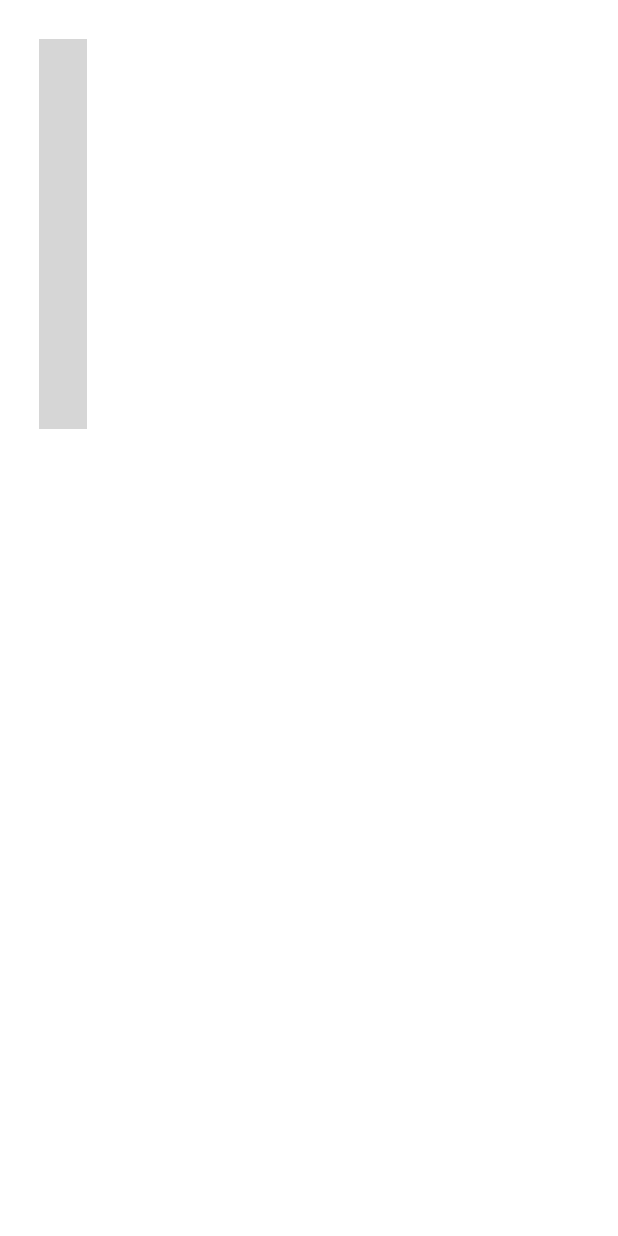
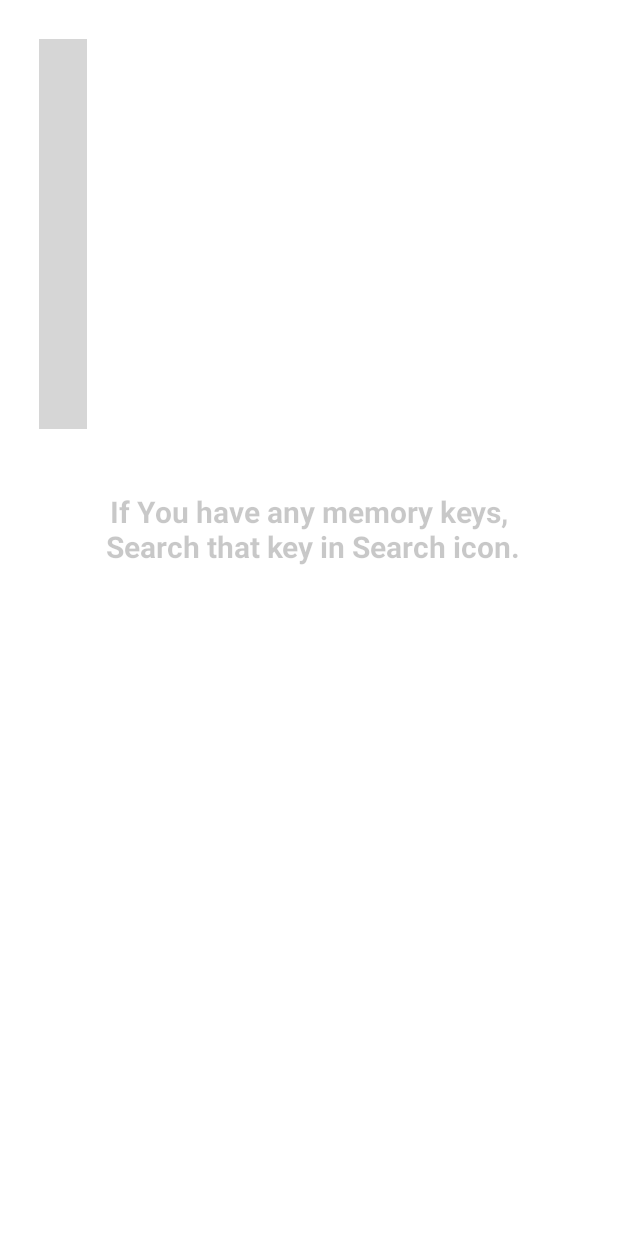
Before and after one commit to mohit200235/MemoryUnfold, an Android app: the layout fragment_home.xml on its own in the app's theme, with its tools: preview values and no code run, on a phone screen of 412 x 824 dp. Run offline under Robolectric (Android 15) with nearby library versions, the phone set to English and light mode, and no system bars; plain views replace ImageSlider; Roboto replaces fonts that are not available here; grey boxes are pictures that could not be loaded.

Commit message:
add search icon line for demo

```diff
--- a/app/src/main/res/layout/fragment_home.xml
+++ b/app/src/main/res/layout/fragment_home.xml
@@ -6,13 +6,11 @@
     xmlns:app="http://schemas.android.com/apk/res-auto"
     tools:context=".fragments.Home">
 
-
-<!--    <androidx.recyclerview.widget.RecyclerView-->
-<!--        android:layout_width="match_parent"-->
-<!--        android:layout_marginTop="@dimen/_5sdp"-->
-<!--        android:layout_height="wrap_content"-->
-<!--        android:id="@+id/dashboardRecyclerView"/>-->
-
+    <LinearLayout
+        android:layout_width="match_parent"
+        android:layout_height="match_parent"
+        android:orientation="vertical"
+        >
     <com.denzcoskun.imageslider.ImageSlider
         android:id="@+id/image_slider"
         android:layout_width="wrap_content"
@@ -23,4 +21,17 @@
         app:iss_delay="1000"
         app:iss_text_align="CENTER"/>
 
+    <TextView
+        android:layout_width="match_parent"
+        android:layout_height="wrap_content"
+        android:layout_marginHorizontal="20dp"
+        android:layout_marginTop="15dp"
+        android:textSize="20sp"
+        android:layout_gravity="center"
+        android:gravity="center"
+        android:textColor="@color/cardview_shadow_start_color"
+        android:textStyle="bold"
+        android:text="If You have any memory keys,\n Search that key in Search icon."
+        />
+    </LinearLayout>
 </FrameLayout>
```
